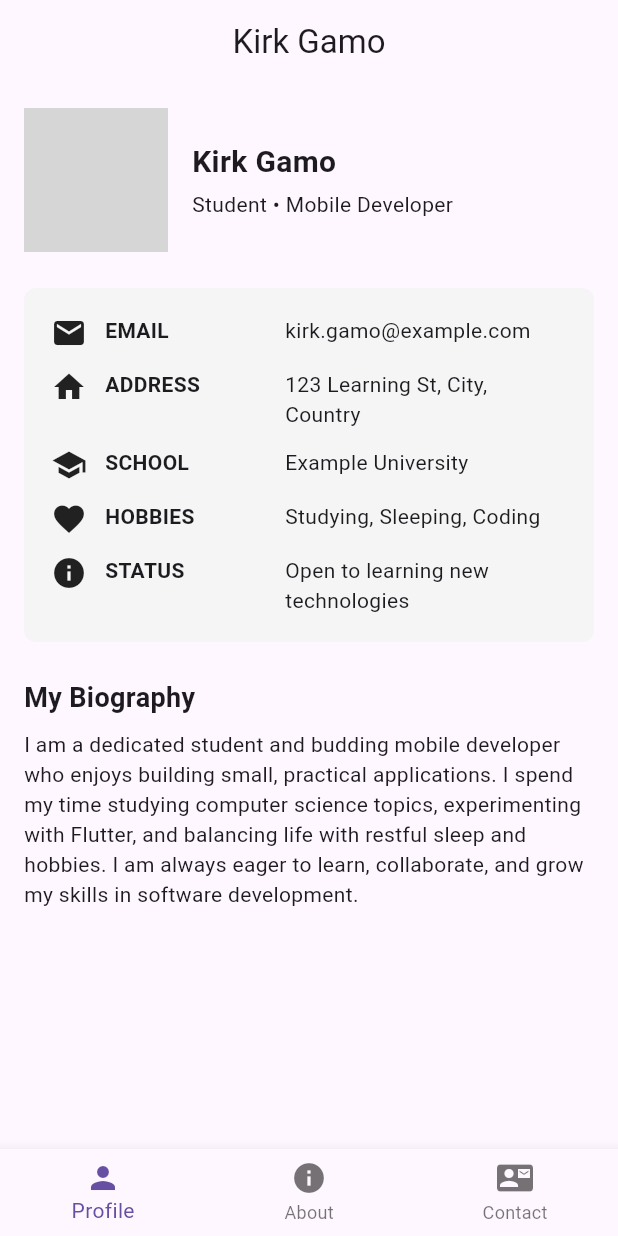
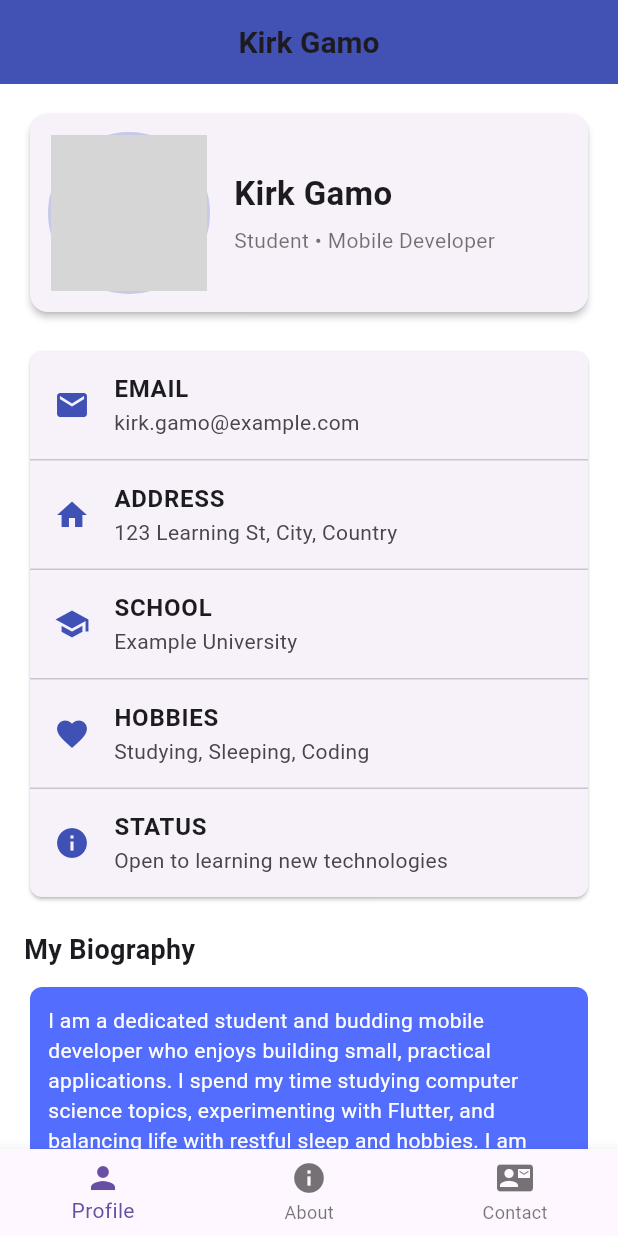
Before and after one commit to KirkGamo/worksheet_2, a Flutter app: the screen it shows after launch, on a phone screen of 412 x 824 dp. Run offline on Flutter 3.47's test engine with Material 3 defaults, Android fonts, the phone set to English and light mode, and no system bars; network calls fail; grey boxes are pictures that could not be loaded.

Commit message:
style(ui): polish profile UI, use ListTiles, styled biography; fix test import

```diff
--- a/lib/main.dart
+++ b/lib/main.dart
@@ -13,6 +13,11 @@ class MainApp extends StatelessWidget {
       title: 'Profile App',
       theme: ThemeData(
         primarySwatch: Colors.indigo,
+        scaffoldBackgroundColor: Colors.white,
+        textTheme: const TextTheme(
+          titleLarge: TextStyle(fontSize: 20.0, fontWeight: FontWeight.bold),
+          bodyMedium: TextStyle(fontSize: 14.0),
+        ),
       ),
       home: const HomeShell(),
     );
@@ -47,6 +52,8 @@ class _HomeShellState extends State<HomeShell> {
       appBar: AppBar(
         title: const Text('Kirk Gamo'), // change to your name if desired
         centerTitle: true,
+        elevation: 2,
+        backgroundColor: Colors.indigo,
       ),
       body: _pages[_selectedIndex],
       bottomNavigationBar: BottomNavigationBar(
@@ -81,83 +88,102 @@ class ProfilePage extends StatelessWidget {
       child: Column(
         crossAxisAlignment: CrossAxisAlignment.start,
         children: [
-          // Profile section
-          Row(
+          // Profile section with card
+          Card(
+            elevation: 2,
+            shape: RoundedRectangleBorder(borderRadius: BorderRadius.circular(12)),
+            child: Padding(
+              padding: const EdgeInsets.all(12),
+              child: Row(
                 children: [
-              const CircleAvatar(
-                radius: 48,
+                  Container(
+                    decoration: BoxDecoration(
+                      shape: BoxShape.circle,
+                      border: Border.all(color: Colors.indigo.shade100, width: 2),
+                    ),
+                    child: const CircleAvatar(
+                      radius: 52,
                       backgroundImage: NetworkImage('https://i.pravatar.cc/150?img=3'),
                     ),
+                  ),
                   const SizedBox(width: 16),
-              Column(
+                  Expanded(
+                    child: Column(
                       crossAxisAlignment: CrossAxisAlignment.start,
                       children: const [
                         Text(
                           'Kirk Gamo',
-                    style: TextStyle(fontSize: 20, fontWeight: FontWeight.bold),
+                          style: TextStyle(fontSize: 22, fontWeight: FontWeight.bold),
                         ),
-                  SizedBox(height: 4),
-                  Text('Student • Mobile Developer'),
+                        SizedBox(height: 6),
+                        Text('Student • Mobile Developer', style: TextStyle(color: Colors.black54)),
                       ],
+                    ),
                   ),
                 ],
               ),
+            ),
+          ),
 
-          const SizedBox(height: 24),
+          const SizedBox(height: 18),
 
-          // Information section (using Table)
-          Container(
-            padding: const EdgeInsets.all(12),
-            decoration: BoxDecoration(
-              color: Colors.grey.shade100,
-              borderRadius: BorderRadius.circular(8),
+          // Information section as ListTiles for better responsiveness
+          Card(
+            elevation: 1,
+            shape: RoundedRectangleBorder(borderRadius: BorderRadius.circular(8)),
+            child: Column(
+              children: const [
+                ListTile(
+                  leading: Icon(Icons.email, color: Colors.indigo),
+                  title: Text('EMAIL', style: TextStyle(fontWeight: FontWeight.bold)),
+                  subtitle: Text('kirk.gamo@example.com'),
                 ),
-            child: Table(
-              columnWidths: const {
-                0: FixedColumnWidth(36),
-                1: FixedColumnWidth(120),
-                2: FlexColumnWidth(),
-              },
-              children: const [
-                TableRow(children: [
-                  Padding(padding: EdgeInsets.all(6), child: Icon(Icons.email)),
-                  Padding(padding: EdgeInsets.all(6), child: Text('EMAIL', style: TextStyle(fontWeight: FontWeight.bold))),
-                  Padding(padding: EdgeInsets.all(6), child: Text('kirk.gamo@example.com')),
-                ]),
-                TableRow(children: [
-                  Padding(padding: EdgeInsets.all(6), child: Icon(Icons.home)),
-                  Padding(padding: EdgeInsets.all(6), child: Text('ADDRESS', style: TextStyle(fontWeight: FontWeight.bold))),
-                  Padding(padding: EdgeInsets.all(6), child: Text('123 Learning St, City, Country')),
-                ]),
-                TableRow(children: [
-                  Padding(padding: EdgeInsets.all(6), child: Icon(Icons.school)),
-                  Padding(padding: EdgeInsets.all(6), child: Text('SCHOOL', style: TextStyle(fontWeight: FontWeight.bold))),
-                  Padding(padding: EdgeInsets.all(6), child: Text('Example University')),
-                ]),
-                TableRow(children: [
-                  Padding(padding: EdgeInsets.all(6), child: Icon(Icons.favorite)),
-                  Padding(padding: EdgeInsets.all(6), child: Text('HOBBIES', style: TextStyle(fontWeight: FontWeight.bold))),
-                  Padding(padding: EdgeInsets.all(6), child: Text('Studying, Sleeping, Coding')),
-                ]),
-                TableRow(children: [
-                  Padding(padding: EdgeInsets.all(6), child: Icon(Icons.info)),
-                  Padding(padding: EdgeInsets.all(6), child: Text('STATUS', style: TextStyle(fontWeight: FontWeight.bold))),
-                  Padding(padding: EdgeInsets.all(6), child: Text('Open to learning new technologies')),
-                ]),
+                Divider(height: 1),
+                ListTile(
+                  leading: Icon(Icons.home, color: Colors.indigo),
+                  title: Text('ADDRESS', style: TextStyle(fontWeight: FontWeight.bold)),
+                  subtitle: Text('123 Learning St, City, Country'),
+                ),
+                Divider(height: 1),
+                ListTile(
+                  leading: Icon(Icons.school, color: Colors.indigo),
+                  title: Text('SCHOOL', style: TextStyle(fontWeight: FontWeight.bold)),
+                  subtitle: Text('Example University'),
+                ),
+                Divider(height: 1),
+                ListTile(
+                  leading: Icon(Icons.favorite, color: Colors.indigo),
+                  title: Text('HOBBIES', style: TextStyle(fontWeight: FontWeight.bold)),
+                  subtitle: Text('Studying, Sleeping, Coding'),
+                ),
+                Divider(height: 1),
+                ListTile(
+                  leading: Icon(Icons.info, color: Colors.indigo),
+                  title: Text('STATUS', style: TextStyle(fontWeight: FontWeight.bold)),
+                  subtitle: Text('Open to learning new technologies'),
+                ),
               ],
             ),
           ),
 
-          const SizedBox(height: 24),
+          const SizedBox(height: 18),
 
           // Biography section
           const Text('My Biography', style: TextStyle(fontSize: 18, fontWeight: FontWeight.bold)),
           const SizedBox(height: 8),
-          const Text(
+          Card(
+            elevation: 0,
+            color: Colors.indigoAccent,
+            shape: RoundedRectangleBorder(borderRadius: BorderRadius.circular(8)),
+            child: Padding(
+              padding: const EdgeInsets.all(12),
+              child: const Text(
                 'I am a dedicated student and budding mobile developer who enjoys building small, practical applications. '
                 'I spend my time studying computer science topics, experimenting with Flutter, and balancing life with restful sleep and hobbies. '
                 'I am always eager to learn, collaborate, and grow my skills in software development.',
-            style: TextStyle(fontSize: 14),
+                style: TextStyle(fontSize: 14, color: Colors.white),
+              ),
+            ),
           ),
         ],
       ),
```
Also changed, not shown: 1 other file. Lines whose indentation alone changed are shown as unchanged.
